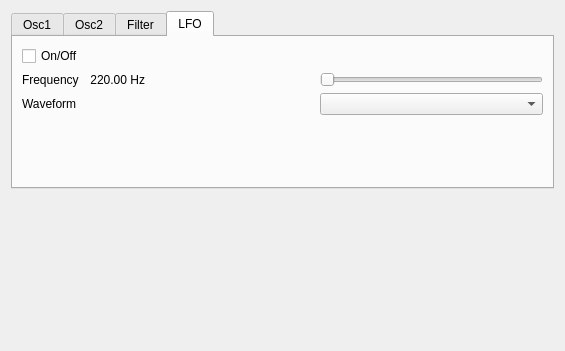
This is synthesizerview.ui in Bariyard/AudioIOTester as Qt 5 draws it before an edit. The edited form follows.
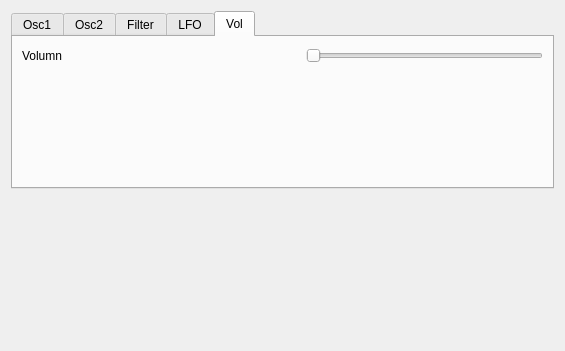
This is the edited form.

What changed in the file:
```diff
--- a/synthesizerview.ui
+++ b/synthesizerview.ui
@@ -30,7 +30,7 @@
    <item row="0" column="0">
     <widget class="QTabWidget" name="tabWidget">
      <property name="currentIndex">
-      <number>3</number>
+      <number>4</number>
      </property>
      <widget class="QWidget" name="tab">
       <attribute name="title">
@@ -408,6 +408,57 @@
        </item>
       </layout>
      </widget>
+     <widget class="QWidget" name="tab_4">
+      <attribute name="title">
+       <string>Vol</string>
+      </attribute>
+      <layout class="QGridLayout" name="gridLayout_6">
+       <item row="0" column="0">
+        <layout class="QGridLayout" name="VolumnGridLayout">
+         <item row="0" column="2">
+          <widget class="QSlider" name="VolumnHorizontalSlider">
+           <property name="orientation">
+            <enum>Qt::Horizontal</enum>
+           </property>
+          </widget>
+         </item>
+         <item row="0" column="0">
+          <widget class="QLabel" name="VolumnLabel">
+           <property name="text">
+            <string>Volumn</string>
+           </property>
+          </widget>
+         </item>
+         <item row="0" column="1">
+          <spacer name="VolumnHorizontalSpacer">
+           <property name="orientation">
+            <enum>Qt::Horizontal</enum>
+           </property>
+           <property name="sizeHint" stdset="0">
+            <size>
+             <width>40</width>
+             <height>20</height>
+            </size>
+           </property>
+          </spacer>
+         </item>
+        </layout>
+       </item>
+       <item row="1" column="0">
+        <spacer name="verticalSpacer_5">
+         <property name="orientation">
+          <enum>Qt::Vertical</enum>
+         </property>
+         <property name="sizeHint" stdset="0">
+          <size>
+           <width>20</width>
+           <height>40</height>
+          </size>
+         </property>
+        </spacer>
+       </item>
+      </layout>
+     </widget>
     </widget>
    </item>
   </layout>
```
